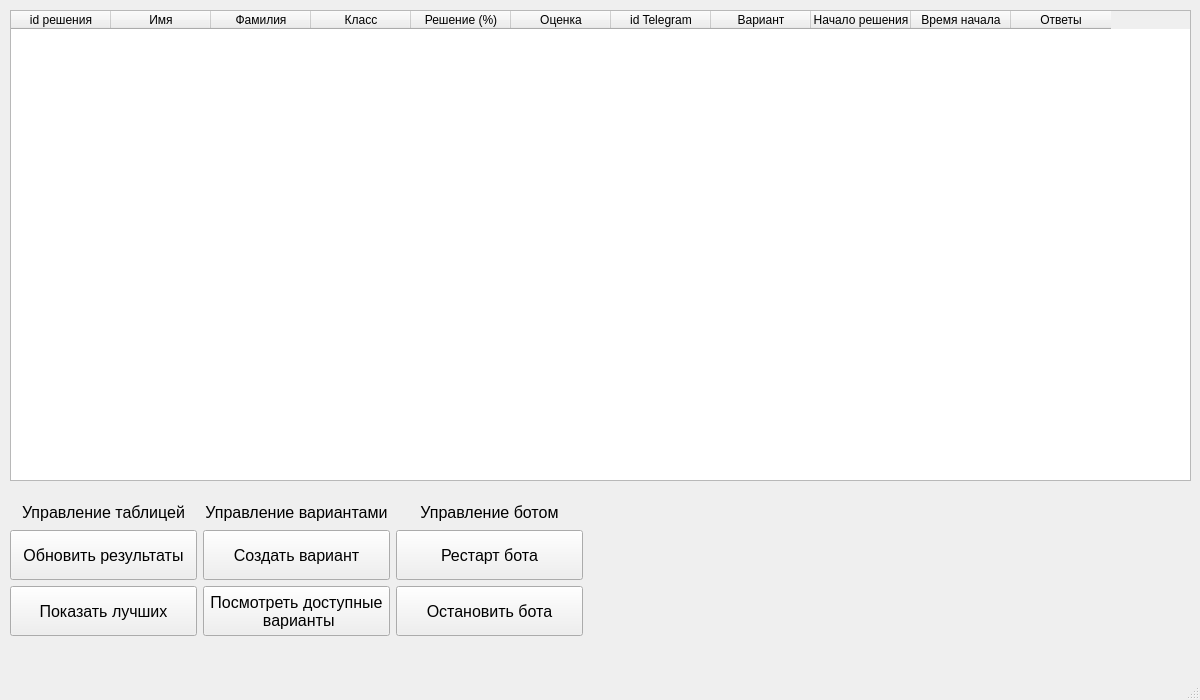
This is app/ui/untitled.ui in MrGoldSky/ExamsHelper as Qt 5 draws it before an edit. The edited form follows.
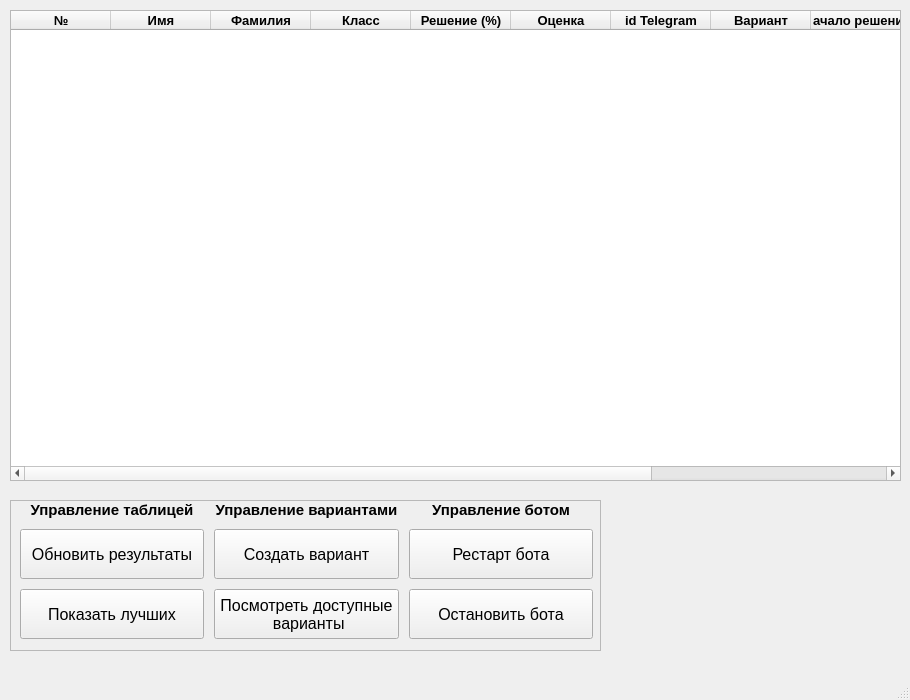
This is the edited form.

```diff
--- a/app/ui/untitled.ui
+++ b/app/ui/untitled.ui
@@ -9,38 +9,26 @@
    <rect>
     <x>0</x>
     <y>0</y>
-    <width>1200</width>
+    <width>910</width>
     <height>700</height>
    </rect>
   </property>
-  <property name="minimumSize">
-   <size>
-    <width>1200</width>
-    <height>700</height>
-   </size>
-  </property>
-  <property name="maximumSize">
-   <size>
-    <width>1200</width>
-    <height>700</height>
-   </size>
-  </property>
-  <property name="baseSize">
-   <size>
-    <width>1200</width>
-    <height>700</height>
-   </size>
-  </property>
   <property name="windowTitle">
    <string>Журнал</string>
   </property>
+  <property name="toolTip">
+   <string>&lt;html&gt;&lt;head/&gt;&lt;body&gt;&lt;p&gt;&lt;br/&gt;&lt;/p&gt;&lt;/body&gt;&lt;/html&gt;</string>
+  </property>
+  <property name="autoFillBackground">
+   <bool>false</bool>
+  </property>
   <widget class="QWidget" name="centralwidget">
    <widget class="QWidget" name="verticalLayoutWidget">
     <property name="geometry">
      <rect>
       <x>0</x>
       <y>0</y>
-      <width>1201</width>
+      <width>911</width>
       <height>491</height>
      </rect>
     </property>
@@ -65,75 +53,211 @@
          <verstretch>0</verstretch>
         </sizepolicy>
        </property>
+       <property name="maximumSize">
+        <size>
+         <width>891</width>
+         <height>471</height>
+        </size>
+       </property>
+       <property name="font">
+        <font>
+         <pointsize>12</pointsize>
+        </font>
+       </property>
+       <property name="cursor" stdset="0">
+        <cursorShape>ArrowCursor</cursorShape>
+       </property>
+       <property name="toolTip">
+        <string/>
+       </property>
+       <property name="statusTip">
+        <string/>
+       </property>
+       <property name="whatsThis">
+        <string/>
+       </property>
+       <property name="editTriggers">
+        <set>QAbstractItemView::NoEditTriggers</set>
+       </property>
        <property name="columnCount">
         <number>11</number>
        </property>
+       <attribute name="horizontalHeaderVisible">
+        <bool>true</bool>
+       </attribute>
+       <attribute name="horizontalHeaderCascadingSectionResizes">
+        <bool>false</bool>
+       </attribute>
+       <attribute name="horizontalHeaderStretchLastSection">
+        <bool>true</bool>
+       </attribute>
+       <attribute name="verticalHeaderVisible">
+        <bool>false</bool>
+       </attribute>
+       <attribute name="verticalHeaderCascadingSectionResizes">
+        <bool>false</bool>
+       </attribute>
+       <attribute name="verticalHeaderStretchLastSection">
+        <bool>true</bool>
+       </attribute>
        <column>
         <property name="text">
-         <string>id решения</string>
+         <string>№</string>
+        </property>
+        <property name="font">
+         <font>
+          <pointsize>10</pointsize>
+          <weight>75</weight>
+          <bold>true</bold>
+         </font>
         </property>
        </column>
        <column>
         <property name="text">
          <string>Имя</string>
         </property>
+        <property name="font">
+         <font>
+          <pointsize>10</pointsize>
+          <weight>75</weight>
+          <bold>true</bold>
+         </font>
+        </property>
        </column>
        <column>
         <property name="text">
          <string>Фамилия</string>
         </property>
+        <property name="font">
+         <font>
+          <pointsize>10</pointsize>
+          <weight>75</weight>
+          <bold>true</bold>
+         </font>
+        </property>
        </column>
        <column>
         <property name="text">
          <string>Класс</string>
         </property>
+        <property name="font">
+         <font>
+          <pointsize>10</pointsize>
+          <weight>75</weight>
+          <bold>true</bold>
+         </font>
+        </property>
        </column>
        <column>
         <property name="text">
          <string>Решение (%)</string>
         </property>
+        <property name="font">
+         <font>
+          <pointsize>10</pointsize>
+          <weight>75</weight>
+          <bold>true</bold>
+         </font>
+        </property>
        </column>
        <column>
         <property name="text">
          <string>Оценка</string>
         </property>
+        <property name="font">
+         <font>
+          <pointsize>10</pointsize>
+          <weight>75</weight>
+          <bold>true</bold>
+         </font>
+        </property>
        </column>
        <column>
         <property name="text">
          <string>id Telegram</string>
         </property>
+        <property name="font">
+         <font>
+          <pointsize>10</pointsize>
+          <weight>75</weight>
+          <bold>true</bold>
+         </font>
+        </property>
        </column>
        <column>
         <property name="text">
          <string>Вариант</string>
         </property>
+        <property name="font">
+         <font>
+          <pointsize>10</pointsize>
+          <weight>75</weight>
+          <bold>true</bold>
+         </font>
+        </property>
        </column>
        <column>
         <property name="text">
-         <string>Начало решения</string>
+         <string>Начало решения  </string>
         </property>
+        <property name="font">
+         <font>
+          <pointsize>10</pointsize>
+          <weight>75</weight>
+          <bold>true</bold>
+         </font>
+        </property>
        </column>
        <column>
         <property name="text">
-         <string>Время начала</string>
+         <string>Время решения</string>
+        </property>
+        <property name="font">
+         <font>
+          <pointsize>10</pointsize>
+          <weight>75</weight>
+          <bold>true</bold>
+         </font>
         </property>
        </column>
        <column>
         <property name="text">
          <string>Ответы</string>
         </property>
+        <property name="font">
+         <font>
+          <pointsize>10</pointsize>
+          <weight>75</weight>
+          <bold>true</bold>
+         </font>
+        </property>
        </column>
       </widget>
      </item>
     </layout>
    </widget>
-   <widget class="QWidget" name="gridLayoutWidget">
+   <widget class="QFrame" name="backgroundFrame">
     <property name="geometry">
      <rect>
-      <x>0</x>
+      <x>10</x>
       <y>500</y>
+      <width>591</width>
+      <height>151</height>
+     </rect>
+    </property>
+    <property name="frameShape">
+     <enum>QFrame::StyledPanel</enum>
+    </property>
+    <property name="frameShadow">
+     <enum>QFrame::Raised</enum>
+    </property>
+    <widget class="QWidget" name="gridLayoutWidget">
+     <property name="geometry">
+      <rect>
+       <x>0</x>
+       <y>0</y>
       <width>593</width>
-      <height>146</height>
+       <height>149</height>
      </rect>
     </property>
     <layout class="QGridLayout" name="settingsLayout">
@@ -149,11 +273,16 @@
      <property name="bottomMargin">
       <number>10</number>
      </property>
+      <property name="spacing">
+       <number>10</number>
+      </property>
      <item row="0" column="0">
       <widget class="QLabel" name="tableControl">
        <property name="font">
         <font>
-         <pointsize>12</pointsize>
+          <pointsize>11</pointsize>
+          <weight>75</weight>
+          <bold>true</bold>
         </font>
        </property>
        <property name="text">
@@ -168,7 +297,9 @@
       <widget class="QLabel" name="examsControl">
        <property name="font">
         <font>
-         <pointsize>12</pointsize>
+          <pointsize>11</pointsize>
+          <weight>75</weight>
+          <bold>true</bold>
         </font>
        </property>
        <property name="text">
@@ -197,6 +328,9 @@
        <property name="toolTip">
         <string/>
        </property>
+        <property name="styleSheet">
+         <string notr="true"/>
+        </property>
        <property name="text">
         <string>Рестарт бота</string>
        </property>
@@ -235,7 +369,9 @@
       <widget class="QLabel" name="botControl">
        <property name="font">
         <font>
-         <pointsize>12</pointsize>
+          <pointsize>11</pointsize>
+          <weight>75</weight>
+          <bold>true</bold>
         </font>
        </property>
        <property name="text">
@@ -366,12 +502,13 @@
     </layout>
    </widget>
   </widget>
+  </widget>
   <widget class="QMenuBar" name="menubar">
    <property name="geometry">
     <rect>
      <x>0</x>
      <y>0</y>
-     <width>1200</width>
+     <width>910</width>
      <height>21</height>
     </rect>
    </property>
```
Lines whose indentation alone changed are shown as unchanged.
